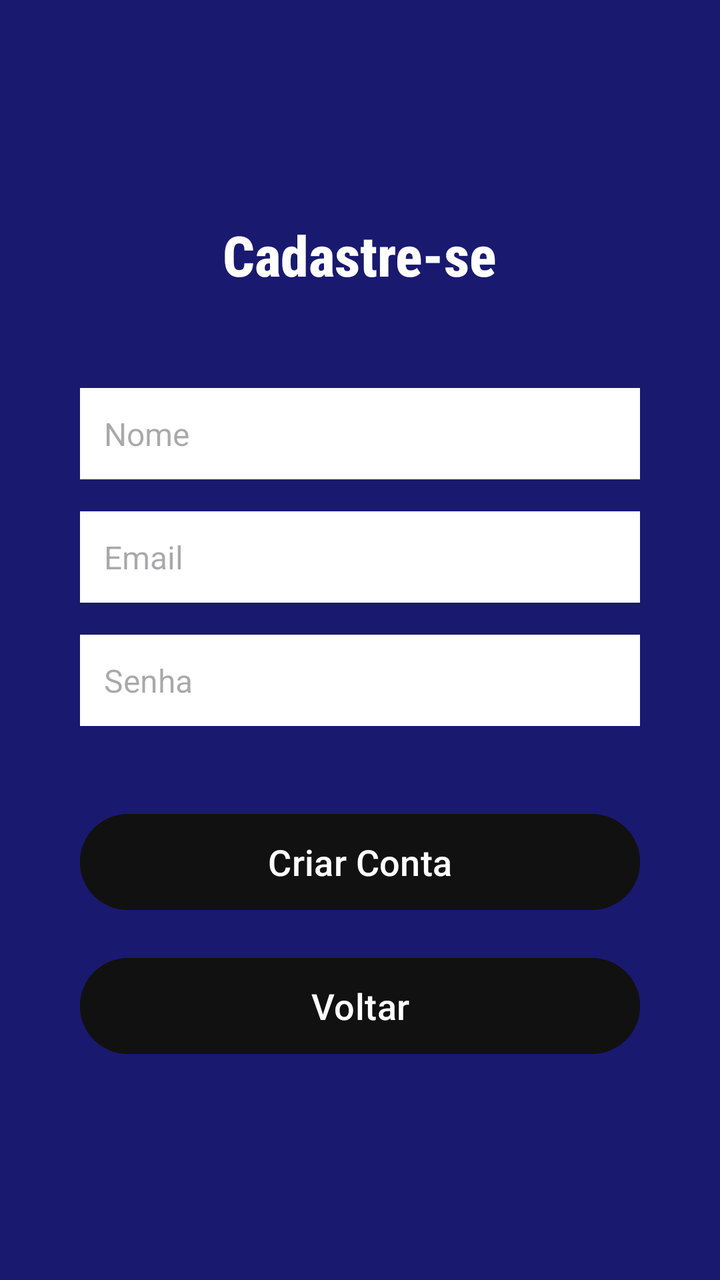
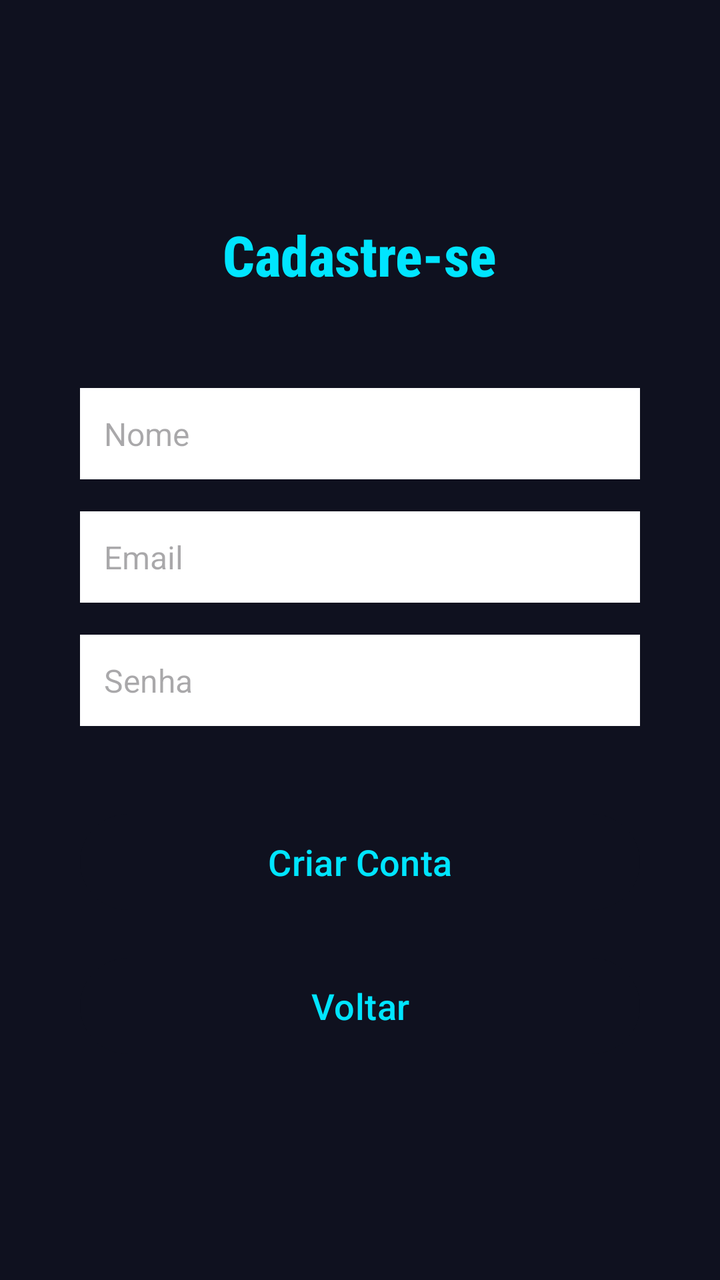

Compare the two renders of this Android layout. The source of the first and the diff that turns it into the second are given below.
<!-- AndroidManifest.xml: application theme Theme.SistemaUniversalAcesso -->
<!-- res/layout/cadastro.xml -->
<?xml version="1.0" encoding="utf-8"?>
<LinearLayout xmlns:android="http://schemas.android.com/apk/res/android"
    android:layout_width="match_parent"
    android:layout_height="match_parent"
    android:orientation="vertical"
    android:gravity="center"
    android:background="#191970"
    android:padding="24dp">


    <TextView
        android:layout_width="wrap_content"
        android:layout_height="wrap_content"
        android:layout_marginBottom="48dp"
        android:text="Cadastre-se"
        android:textColor="@color/white"
        android:textSize="28sp"
        android:textStyle="bold"
        android:fontFamily="sans-serif-condensed-medium" />


    <LinearLayout
        android:layout_width="match_parent"
        android:layout_height="wrap_content"
        android:orientation="vertical"
        android:paddingHorizontal="16dp">


        <EditText
            android:id="@+id/etNome"
            android:layout_width="match_parent"
            android:layout_height="wrap_content"
            android:hint="Nome"
            android:textSize="16sp"
            android:background="@color/white"
            android:padding="12dp"
            android:layout_marginBottom="16dp" />


        <EditText
            android:id="@+id/etEmail"
            android:layout_width="match_parent"
            android:layout_height="wrap_content"
            android:hint="Email"
            android:textSize="16sp"
            android:background="@color/white"
            android:inputType="textEmailAddress"
            android:padding="12dp"
            android:layout_marginBottom="16dp" />


        <EditText
            android:id="@+id/etSenha"
            android:layout_width="match_parent"
            android:layout_height="wrap_content"
            android:hint="Senha"
            android:background="@color/white"
            android:textSize="16sp"
            android:inputType="textPassword"
            android:padding="12dp"
            android:layout_marginBottom="24dp" />


        <Button
            android:id="@+id/btnCadastrar"
            android:layout_width="match_parent"
            android:layout_height="56dp"
            android:text="Criar Conta"
            android:textColor="@android:color/white"
            android:backgroundTint="#111"
            android:textSize="18sp"
            android:layout_marginTop="16dp" />

        <Button
            android:id="@+id/btnVoltar"
            android:layout_width="match_parent"
            android:layout_height="56dp"
            android:text="Voltar"
            android:textColor="@android:color/white"
            android:backgroundTint="#111"
            android:textSize="18sp"
            android:layout_marginTop="16dp"/>
    </LinearLayout>

</LinearLayout>
<!-- resources referenced by this layout -->
<resources>
  <color name="white">#FFFFFFFF</color>
  <style name="Theme.SistemaUniversalAcesso" parent="Base.Theme.SistemaUniversalAcesso" />
  <style name="Base.Theme.SistemaUniversalAcesso" parent="Theme.Material3.DayNight.NoActionBar">
          
          
      </style>
</resources>

<!-- the commit's change to res/layout/cadastro.xml (unified diff, before → after) -->
@@ -4,7 +4,7 @@
     android:layout_height="match_parent"
     android:orientation="vertical"
     android:gravity="center"
-    android:background="#191970"
+    android:background="#0F111F"
     android:padding="24dp">
 
 
@@ -13,7 +13,7 @@
         android:layout_height="wrap_content"
         android:layout_marginBottom="48dp"
         android:text="Cadastre-se"
-        android:textColor="@color/white"
+        android:textColor="#00E5FF"
         android:textSize="28sp"
         android:textStyle="bold"
         android:fontFamily="sans-serif-condensed-medium" />
@@ -66,8 +66,8 @@
             android:layout_width="match_parent"
             android:layout_height="56dp"
             android:text="Criar Conta"
-            android:textColor="@android:color/white"
-            android:backgroundTint="#111"
+            android:textColor="#00E5FF"
+            android:backgroundTint="#0F111F"
             android:textSize="18sp"
             android:layout_marginTop="16dp" />
 
@@ -76,8 +76,8 @@
             android:layout_width="match_parent"
             android:layout_height="56dp"
             android:text="Voltar"
-            android:textColor="@android:color/white"
-            android:backgroundTint="#111"
+            android:textColor="#00E5FF"
+            android:backgroundTint="#0F111F"
             android:textSize="18sp"
             android:layout_marginTop="16dp"/>
     </LinearLayout>
